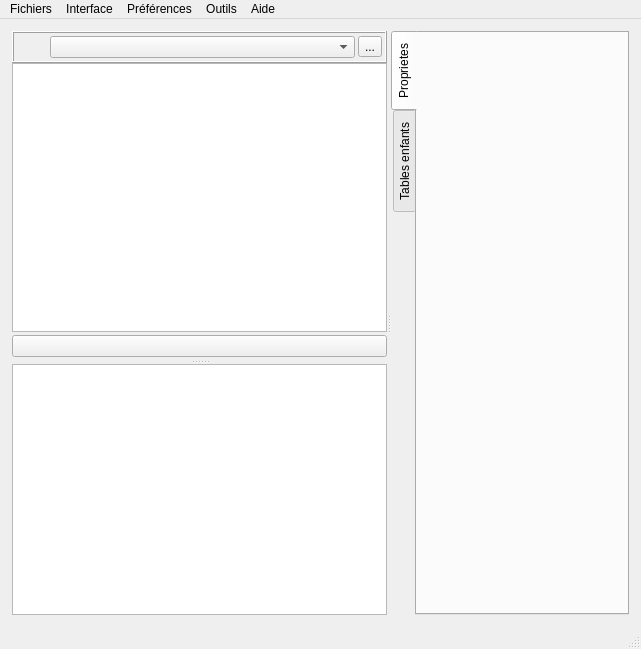
Old version of the form Lamia/dialog/InspectionDigue_windowwidget_base.ui in the repository Artelia/Lamia.
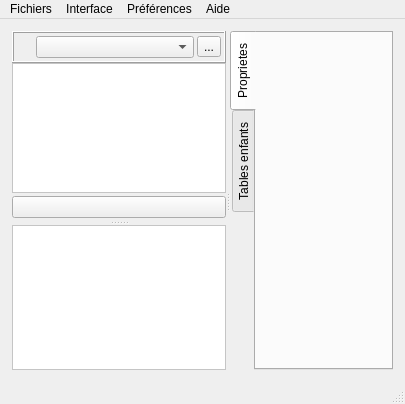
New version of the form. Icons and pictures are not drawn.

The edit to the form file:
```diff
--- a/Lamia/dialog/InspectionDigue_windowwidget_base.ui
+++ b/Lamia/dialog/InspectionDigue_windowwidget_base.ui
@@ -6,13 +6,19 @@
    <rect>
     <x>0</x>
     <y>0</y>
-    <width>641</width>
-    <height>649</height>
+    <width>405</width>
+    <height>404</height>
    </rect>
   </property>
   <property name="windowTitle">
    <string>MainWindow</string>
   </property>
+  <property name="autoFillBackground">
+   <bool>false</bool>
+  </property>
+  <property name="styleSheet">
+   <string notr="true">background-image: url(logo2.png)</string>
+  </property>
   <widget class="QWidget" name="centralwidget">
    <layout class="QHBoxLayout" name="horizontalLayout" stretch="0">
     <property name="margin">
@@ -175,6 +181,17 @@
                    <height>16777215</height>
                   </size>
                  </property>
+                 <property name="autoFillBackground">
+                  <bool>false</bool>
+                 </property>
+                 <property name="styleSheet">
+                  <string notr="true">background-image: url(:/plugins/Lamia/icons/logo3.png);
+background-repeat: repeat-no;
+background-position: center center;
+background-color: rgb(255, 255, 255);
+
+</string>
+                 </property>
                  <property name="iconSize">
                   <size>
                    <width>32</width>
@@ -286,6 +303,18 @@
                    <verstretch>0</verstretch>
                   </sizepolicy>
                  </property>
+                 <property name="layoutDirection">
+                  <enum>Qt::LeftToRight</enum>
+                 </property>
+                 <property name="autoFillBackground">
+                  <bool>true</bool>
+                 </property>
+                 <property name="styleSheet">
+                  <string notr="true">background-image: url(:/plugins/Lamia/icons/icon_petit.png);
+background-repeat: repeat-no;
+background-position: center center;
+background-color: rgb(255, 255, 255);</string>
+                 </property>
                  <property name="iconSize">
                   <size>
                    <width>64</width>
@@ -318,6 +347,9 @@
           </layout>
          </widget>
          <widget class="QStackedWidget" name="stackedWidget_main">
+          <property name="styleSheet">
+           <string notr="true">background-image: url(:/plugins/Lamia/icons/logo2.png);</string>
+          </property>
           <property name="currentIndex">
            <number>0</number>
           </property>
@@ -450,7 +482,7 @@
     <rect>
      <x>0</x>
      <y>0</y>
-     <width>641</width>
+     <width>405</width>
      <height>21</height>
     </rect>
    </property>
@@ -518,15 +550,9 @@
     <addaction name="actionAide"/>
     <addaction name="actionA_propos"/>
    </widget>
-   <widget class="QMenu" name="menuOutils">
-    <property name="title">
-     <string>Outils</string>
-    </property>
-   </widget>
    <addaction name="menuFichiers"/>
    <addaction name="menuMode"/>
    <addaction name="menuPreferences"/>
-   <addaction name="menuOutils"/>
    <addaction name="menuAide"/>
   </widget>
   <widget class="QStatusBar" name="statusbar"/>
```
